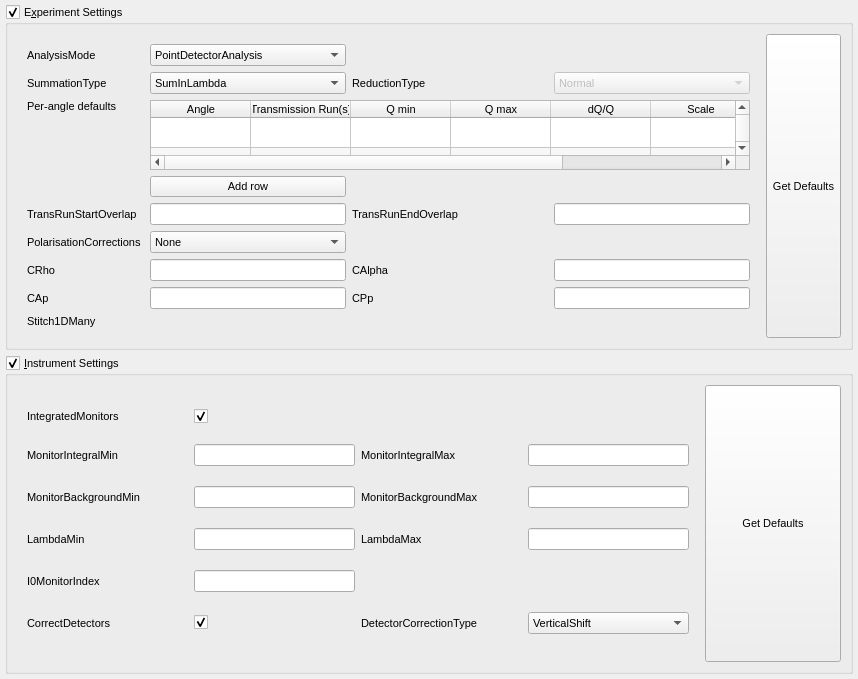
Above: qt/scientific_interfaces/ISISReflectometry/ReflSettingsWidget.ui from mantidproject/mantid before the change. Below: the same form after it.
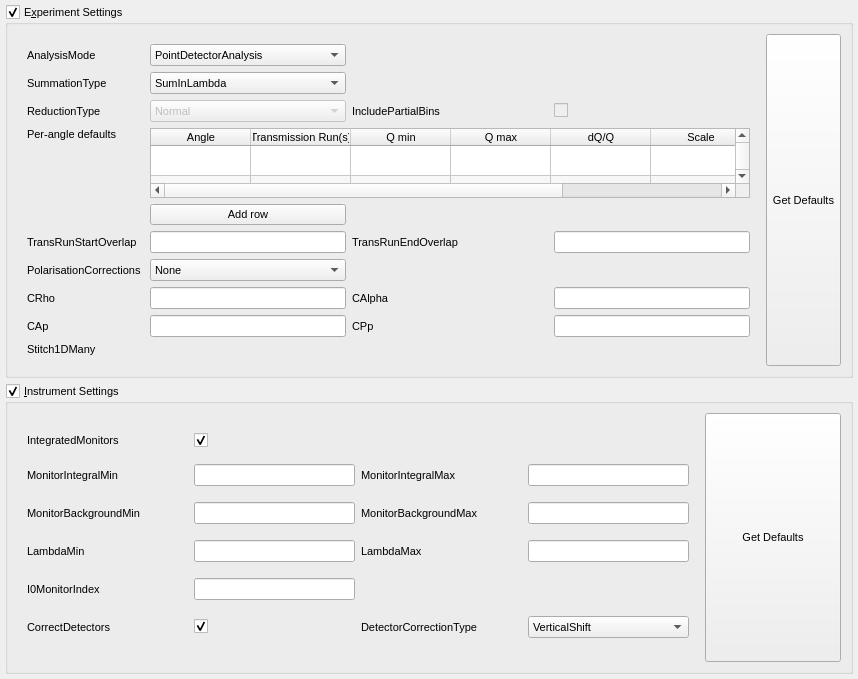
That is the form after the change.

Commit message:
Expose new IncludePartialBins option on GUI
Re #22541

Patch:
```diff
--- a/qt/scientific_interfaces/ISISReflectometry/ReflSettingsWidget.ui
+++ b/qt/scientific_interfaces/ISISReflectometry/ReflSettingsWidget.ui
@@ -360,7 +360,27 @@
           </column>
          </widget>
         </item>
-        <item row="1" column="3">
+        <item row="11" column="0">
+         <widget class="QLabel" name="stitchLabel">
+          <property name="text">
+           <string>Stitch1DMany</string>
+          </property>
+         </widget>
+        </item>
+        <item row="2" column="0">
+         <widget class="QLabel" name="reductionTypeLabel">
+          <property name="minimumSize">
+           <size>
+            <width>117</width>
+            <height>0</height>
+           </size>
+          </property>
+          <property name="text">
+           <string>ReductionType</string>
+          </property>
+         </widget>
+        </item>
+        <item row="2" column="1">
          <widget class="QComboBox" name="reductionTypeComboBox">
           <property name="enabled">
            <bool>false</bool>
@@ -388,23 +408,26 @@
           </item>
          </widget>
         </item>
-        <item row="1" column="2">
-         <widget class="QLabel" name="reductionTypeLabel">
-          <property name="minimumSize">
-           <size>
-            <width>117</width>
-            <height>0</height>
-           </size>
+        <item row="2" column="3">
+         <widget class="QCheckBox" name="includePartialBinsCheckBox">
+          <property name="enabled">
+           <bool>false</bool>
+          </property>
+          <property name="toolTip">
+           <string>If true then partial bins from the beginning and end of the output range are included</string>
+          </property>
+          <property name="whatsThis">
+           <string>When summing in Q, this option controls whether counts from the input range should be included in the output if they would result in partially filled bins, that is, where the intensity in the output bin is not the true intensity because not all of the input for that line of constant Q was available in the input range. By default, this option is off, and any partial bins are excluded.</string>
           </property>
           <property name="text">
-           <string>ReductionType</string>
+           <string/>
           </property>
          </widget>
         </item>
-        <item row="11" column="0">
-         <widget class="QLabel" name="stitchLabel">
+        <item row="2" column="2">
+         <widget class="QLabel" name="includePartialBinsLabel">
           <property name="text">
-           <string>Stitch1DMany</string>
+           <string>IncludePartialBins</string>
           </property>
          </widget>
         </item>
```
The commit also changes 8 other files.
